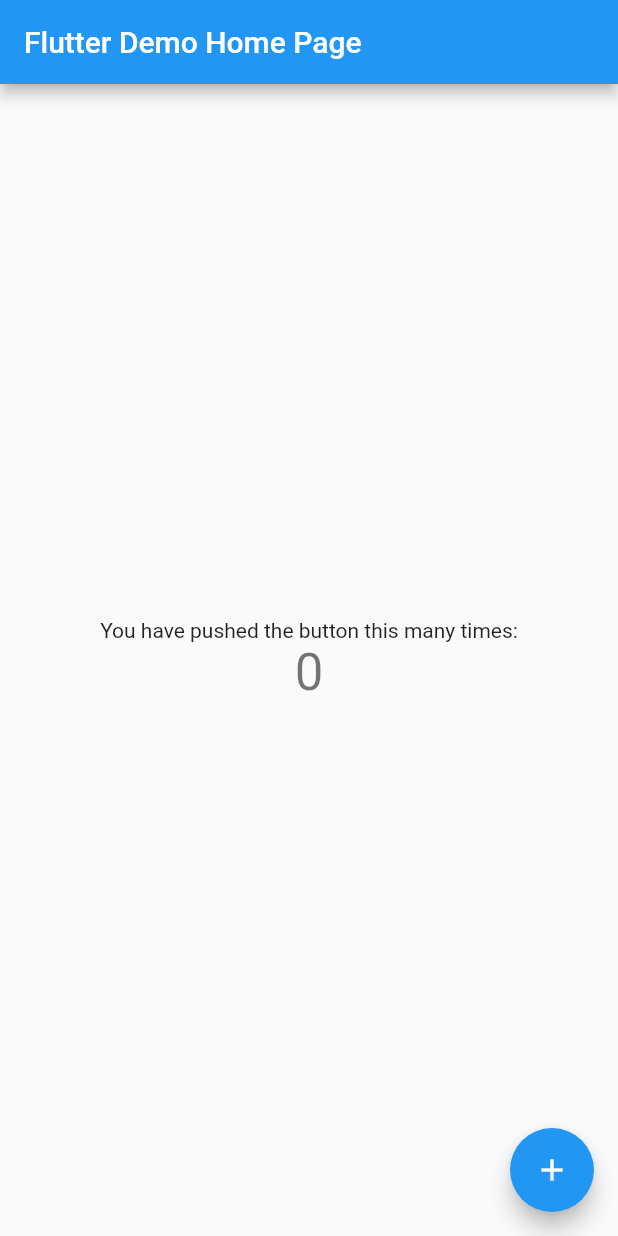
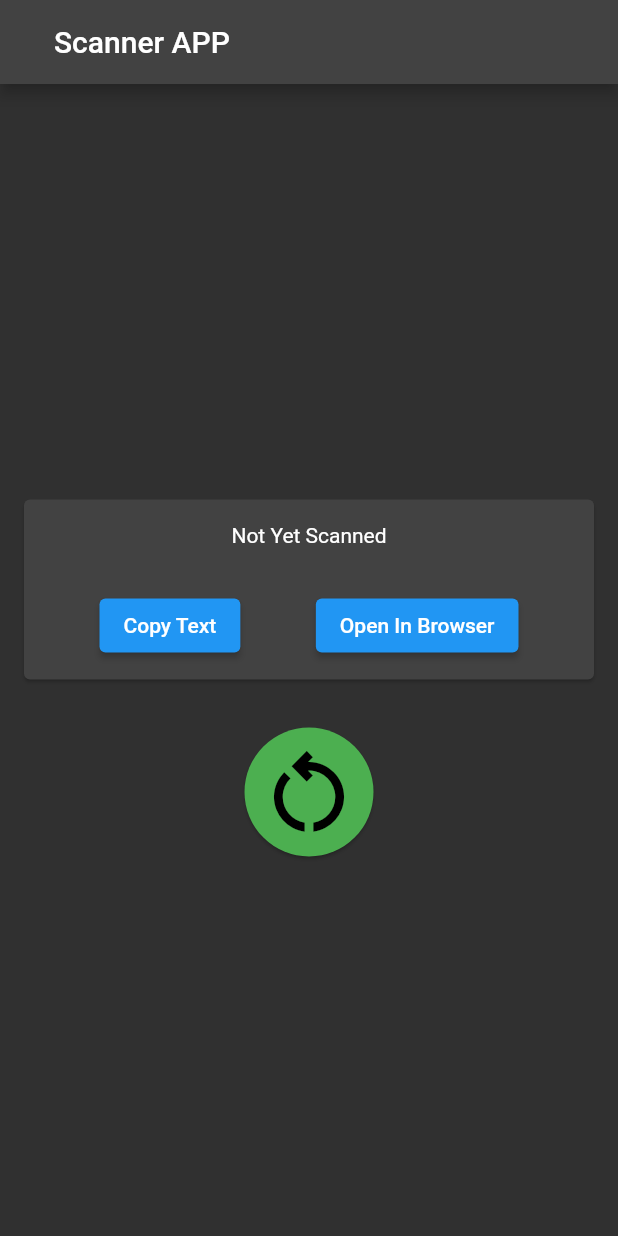
Before and after one commit to Shubham9455/scanner, a Flutter app: the screen it shows after launch, on a phone screen of 412 x 824 dp. Run offline on Flutter 3.47's test engine with Material 2 defaults, Android fonts, the phone set to English and light mode, and no system bars; our stand-ins replace local_auth, velocity_x; missing offline and left inert: barcode_scan2.

Commit message:
added auth and scanner features

```diff
--- a/lib/main.dart
+++ b/lib/main.dart
@@ -1,4 +1,6 @@
 import 'package:flutter/material.dart';
+
+import 'pages/HomePage.dart';
 
 void main() {
   runApp(const MyApp());
@@ -11,105 +13,10 @@ class MyApp extends StatelessWidget {
   @override
   Widget build(BuildContext context) {
     return MaterialApp(
-      title: 'Flutter Demo',
-      theme: ThemeData(
-        // This is the theme of your application.
-        //
-        // Try running your application with "flutter run". You'll see the
-        // application has a blue toolbar. Then, without quitting the app, try
-        // changing the primarySwatch below to Colors.green and then invoke
-        // "hot reload" (press "r" in the console where you ran "flutter run",
-        // or simply save your changes to "hot reload" in a Flutter IDE).
-        // Notice that the counter didn't reset back to zero; the application
-        // is not restarted.
-        primarySwatch: Colors.blue,
-      ),
-      home: const MyHomePage(title: 'Flutter Demo Home Page'),
+      title: 'Scanner App',
+      debugShowCheckedModeBanner: false,
+      theme: ThemeData.dark(),
+      home: HomePage(),
     );
   }
 }
-
-class MyHomePage extends StatefulWidget {
-  const MyHomePage({super.key, required this.title});
-
-  // This widget is the home page of your application. It is stateful, meaning
-  // that it has a State object (defined below) that contains fields that affect
-  // how it looks.
-
-  // This class is the configuration for the state. It holds the values (in this
-  // case the title) provided by the parent (in this case the App widget) and
-  // used by the build method of the State. Fields in a Widget subclass are
-  // always marked "final".
-
-  final String title;
-
-  @override
-  State<MyHomePage> createState() => _MyHomePageState();
-}
-
-class _MyHomePageState extends State<MyHomePage> {
-  int _counter = 0;
-
-  void _incrementCounter() {
-    setState(() {
-      // This call to setState tells the Flutter framework that something has
-      // changed in this State, which causes it to rerun the build method below
-      // so that the display can reflect the updated values. If we changed
-      // _counter without calling setState(), then the build method would not be
-      // called again, and so nothing would appear to happen.
-      _counter++;
-    });
-  }
-
-  @override
-  Widget build(BuildContext context) {
-    // This method is rerun every time setState is called, for instance as done
-    // by the _incrementCounter method above.
-    //
-    // The Flutter framework has been optimized to make rerunning build methods
-    // fast, so that you can just rebuild anything that needs updating rather
-    // than having to individually change instances of widgets.
-    return Scaffold(
-      appBar: AppBar(
-        // Here we take the value from the MyHomePage object that was created by
-        // the App.build method, and use it to set our appbar title.
-        title: Text(widget.title),
-      ),
-      body: Center(
-        // Center is a layout widget. It takes a single child and positions it
-        // in the middle of the parent.
-        child: Column(
-          // Column is also a layout widget. It takes a list of children and
-          // arranges them vertically. By default, it sizes itself to fit its
-          // children horizontally, and tries to be as tall as its parent.
-          //
-          // Invoke "debug painting" (press "p" in the console, choose the
-          // "Toggle Debug Paint" action from the Flutter Inspector in Android
-          // Studio, or the "Toggle Debug Paint" command in Visual Studio Code)
-          // to see the wireframe for each widget.
-          //
-          // Column has various properties to control how it sizes itself and
-          // how it positions its children. Here we use mainAxisAlignment to
-          // center the children vertically; the main axis here is the vertical
-          // axis because Columns are vertical (the cross axis would be
-          // horizontal).
-          mainAxisAlignment: MainAxisAlignment.center,
-          children: <Widget>[
-            const Text(
-              'You have pushed the button this many times:',
-            ),
-            Text(
-              '$_counter',
-              style: Theme.of(context).textTheme.headline4,
-            ),
-          ],
-        ),
-      ),
-      floatingActionButton: FloatingActionButton(
-        onPressed: _incrementCounter,
-        tooltip: 'Increment',
-        child: const Icon(Icons.add),
-      ), // This trailing comma makes auto-formatting nicer for build methods.
-    );
-  }
-}
--- /dev/null
+++ b/lib/pages/HomePage.dart
@@ -0,0 +1,131 @@
+import 'package:flutter/material.dart';
+import 'package:flutter/services.dart';
+import 'package:local_auth/local_auth.dart';
+import 'package:velocity_x/velocity_x.dart';
+import 'package:barcode_scan2/barcode_scan2.dart';
+
+class HomePage extends StatefulWidget {
+  LocalAuthentication auth = LocalAuthentication();
+  bool authSuccess = false;
+  bool gotResult = false;
+
+  HomePage({Key? key}) : super(key: key);
+
+  @override
+  State<HomePage> createState() => _HomePageState();
+  String qrCodeResult = "Not Yet Scanned";
+  Future authenticate() async {
+    final bool isBiometricsAvailable = await auth.isDeviceSupported();
+    bool isBiometricSupported = await auth.isDeviceSupported();
+
+    if (!isBiometricsAvailable) {
+      debugPrint("Biometrics not available");
+      return false;
+    }
+
+    try {
+      return await auth.authenticate(
+        localizedReason: 'Scan Fingerprint To Open Scanner',
+        options: const AuthenticationOptions(
+          biometricOnly: true,
+          useErrorDialogs: true,
+          stickyAuth: true,
+          sensitiveTransaction: true,
+        ),
+      );
+    } on PlatformException {
+      return;
+    }
+  }
+}
+
+class _HomePageState extends State<HomePage> {
+  @override
+  Widget build(BuildContext context) {
+    return Scaffold(
+        appBar: AppBar(
+          title: "Scanner APP".text.make().pOnly(left: 20),
+        ),
+        body: Center(
+          child: widget.gotResult
+              ? Column(
+                  mainAxisAlignment: MainAxisAlignment.center,
+                  children: [
+                    GestureDetector(
+                      child: Card(
+                        shape: RoundedRectangleBorder(
+                          borderRadius: BorderRadius.circular(80.0),
+                        ),
+                        color: Colors.green,
+                        child: const Icon(Icons.qr_code_scanner_rounded,
+                                size: 100, color: Colors.black)
+                            .p12(),
+                      ),
+                      onTap: () async {
+                        bool isAuthenticated = await widget.authenticate();
+
+                        if (isAuthenticated) {
+                          var codeSanner = await BarcodeScanner.scan();
+                          setState(() {
+                            if (codeSanner.rawContent != "") {
+                              widget.qrCodeResult = codeSanner.rawContent;
+                            }
+                            widget.qrCodeResult = codeSanner.rawContent;
+                            widget.gotResult = true;
+                            widget.authSuccess = true;
+                          });
+                        } else {
+                          Container();
+                        }
+                      },
+                    ),
+                  ],
+                )
+              : Column(
+                  mainAxisAlignment: MainAxisAlignment.center,
+                  children: [
+                    Card(
+
+                      child: Column(
+                        mainAxisAlignment: MainAxisAlignment.spaceEvenly,
+                        children: [
+                          Text(widget.qrCodeResult).p16(),
+                          Row(
+                            mainAxisAlignment: MainAxisAlignment.spaceEvenly,
+                            children: [
+                              ElevatedButton(
+                                onPressed:(){},
+                                child: "Copy Text".text.make(),
+                              ).py12(),
+                              ElevatedButton(
+                                onPressed:(){},
+                                child: "Open In Browser".text.make(),
+                              )
+                            ],
+                          )
+                        ],
+                      ),
+                    ).py24().px12(),
+                    GestureDetector(
+                      child: Card(
+                        shape: RoundedRectangleBorder(
+                          borderRadius: BorderRadius.circular(80.0),
+                        ),
+                        color: Colors.green,
+                        child: const Icon(Icons.restart_alt_outlined,
+                                size: 70, color: Colors.black)
+                            .p8(),
+                      ),
+                      onTap: () async {
+                        setState(() {
+                          widget.gotResult = false;
+                          widget.qrCodeResult = "Not Yet Scanned";
+                          widget.authSuccess = false;
+                        });
+                      },
+                    ),
+                  ],
+                ),
+        ));
+  }
+}
--- a/pubspec.yaml
+++ b/pubspec.yaml
@@ -38,6 +38,9 @@ dependencies:
   cupertino_icons: ^1.0.2
   local_auth: ^2.1.2
   velocity_x: ^3.6.0
+  barcode_scan2: ^4.2.1
+  adaptive_theme: ^1.0.0
+  # barcode_scan_fix: ^1.0.2
 
 
 dev_dependencies:
```
Also changed, not shown: pubspec.lock, 4 other files.
